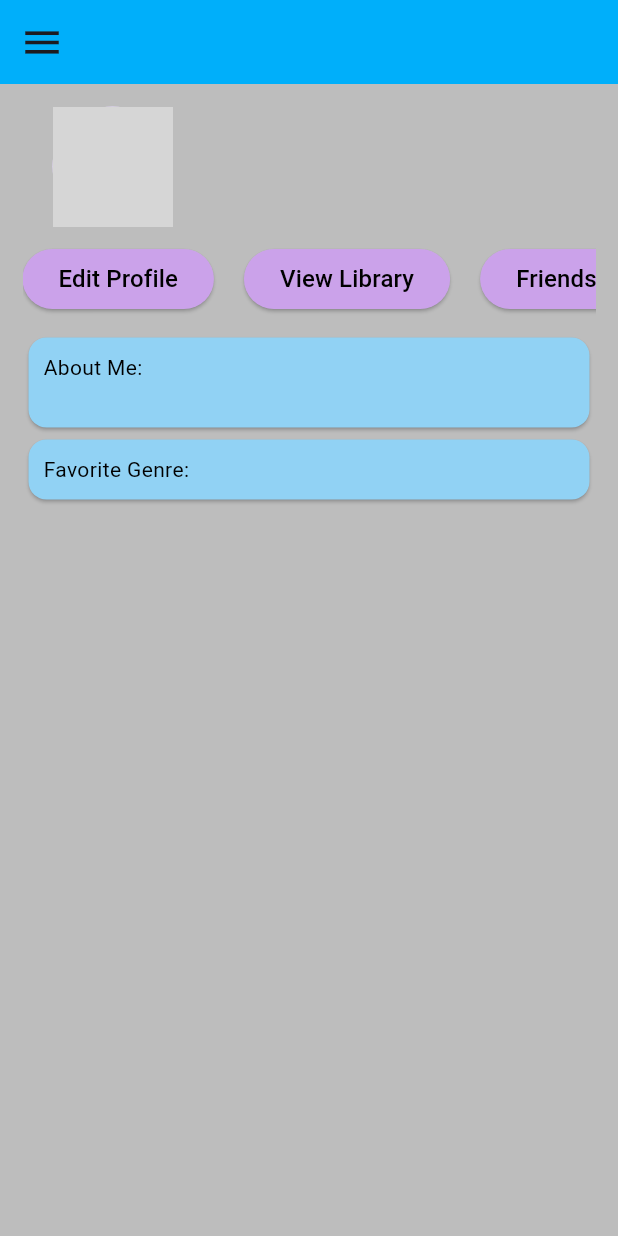
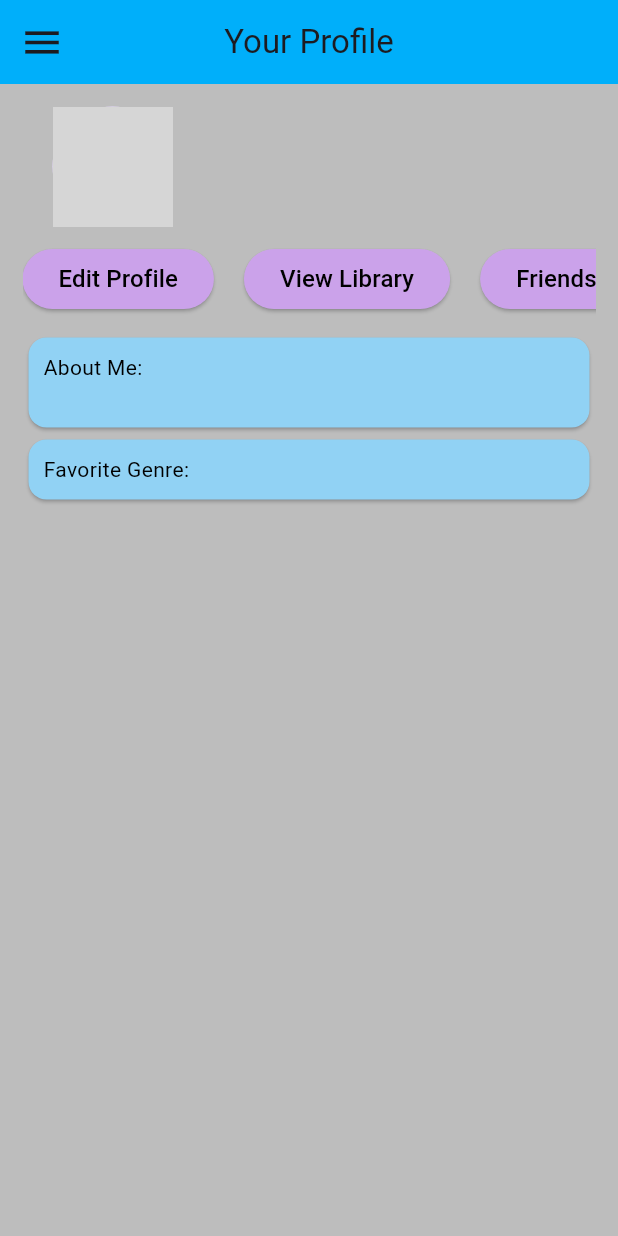
Before and after one commit to CaybleS/LIbraryProject, a Flutter app: the Profile screen opened directly with empty values, on a phone screen of 412 x 824 dp. Run offline on Flutter 3.47's test engine with Material 3 defaults, Android fonts, the phone set to English and light mode, and no system bars; our stand-ins replace cached_network_image, camera, connectivity_plus, csv, file_picker, firebase_auth and 10 more; missing offline and left inert: asn1lib, firebase_app_check, google_mlkit_barcode_scanning, pointycastle; accounts and stored records are empty; network calls fail; grey boxes are pictures that could not be loaded.

Commit message:
fixed chat bottombar bug and updated profile appbar
i made it so that profiles that you go to from other pages have the back button on the appbar and added titles for that because I felt like it

```diff
--- a/LibraryProjectFlutter/lib/Social/profile/edit_profile.dart
+++ b/LibraryProjectFlutter/lib/Social/profile/edit_profile.dart
@@ -178,6 +178,8 @@ class _EditProfileScreenState extends State<EditProfileScreen> {
     return Scaffold(
       appBar: AppBar(
         backgroundColor: AppColor.appbarColor,
+        title: const Text("Edit Profile"),
+        centerTitle: true,
       ),
       body: _displayProcessing
           ? Center(child: SharedWidgets.displayCircularProgressIndicator())
--- a/LibraryProjectFlutter/lib/Social/profile/friends_of_friends.dart
+++ b/LibraryProjectFlutter/lib/Social/profile/friends_of_friends.dart
@@ -68,7 +68,7 @@ class _FriendsOfFriendsPageState extends State<FriendsOfFriendsPage> {
                             context,
                             MaterialPageRoute(
                                 builder: (context) =>
-                                    Profile(widget.user, friends[index])));
+                                    Profile(widget.user, friends[index], showBackButtonOnAppbarInsteadOfMenu: true)));
                       },
                       child: SizedBox(
                           height: 100,
--- a/LibraryProjectFlutter/lib/Social/profile/profile.dart
+++ b/LibraryProjectFlutter/lib/Social/profile/profile.dart
@@ -18,8 +18,9 @@ import '../friends_library/friends_library_page.dart';
 class Profile extends StatefulWidget {
   final User user;
   final String profileUserId;
+  final bool showBackButtonOnAppbarInsteadOfMenu;
 
-  const Profile(this.user, this.profileUserId, {super.key});
+  const Profile(this.user, this.profileUserId, {this.showBackButtonOnAppbarInsteadOfMenu = false, super.key});
 
   @override
   State<Profile> createState() => _ProfileState();
@@ -388,7 +389,11 @@ class _ProfileState extends State<Profile> {
     bool isFriend = friendIDs.contains(widget.profileUserId);
 
     return Scaffold(
-        appBar: CustomAppBar(widget.user),
+        appBar: CustomAppBar(
+          widget.user,
+          title: (widget.user.uid == widget.profileUserId) ? "Your Profile" : "${userIdToUserModel[widget.profileUserId]!.name}'s profile",
+          showBackButtonInsteadOfMenu: widget.showBackButtonOnAppbarInsteadOfMenu
+        ),
         body: (_userInfo != null && _profileInfo != null)
             ? Padding(
                 padding: const EdgeInsets.all(15),
--- a/LibraryProjectFlutter/lib/core/appbar.dart
+++ b/LibraryProjectFlutter/lib/core/appbar.dart
@@ -10,7 +10,8 @@ class CustomAppBar extends StatefulWidget implements PreferredSizeWidget {
   final User user;
   final String title;
   final List<Widget>? actions;
-  const CustomAppBar(this.user, {this.title = "", this.actions, super.key});
+  final bool showBackButtonInsteadOfMenu;
+  const CustomAppBar(this.user, {this.title = "", this.actions, this.showBackButtonInsteadOfMenu = false, super.key});
 
   @override
   // this is the default appbar "toolbar" height I believe, kToolbarHeight is usually 56px but it seems it can vary
@@ -45,7 +46,12 @@ class _CustomAppBarState extends State<CustomAppBar> {
   Widget build(BuildContext context) {
     return AppBar(
       backgroundColor: AppColor.appbarColor,
-      leading: MenuAnchor(
+      leading: (widget.showBackButtonInsteadOfMenu)
+      ? InkWell(
+        onTap: () => Navigator.pop(context),
+        child: const Icon(Icons.arrow_back),
+      )
+      : MenuAnchor(
         menuChildren: [
           MenuItemButton(onPressed: () => {
             goToHome()
```
Also changed, not shown: LibraryProjectFlutter/lib/Social/chats/private_chat_screen.dart (+14 -6 lines).
